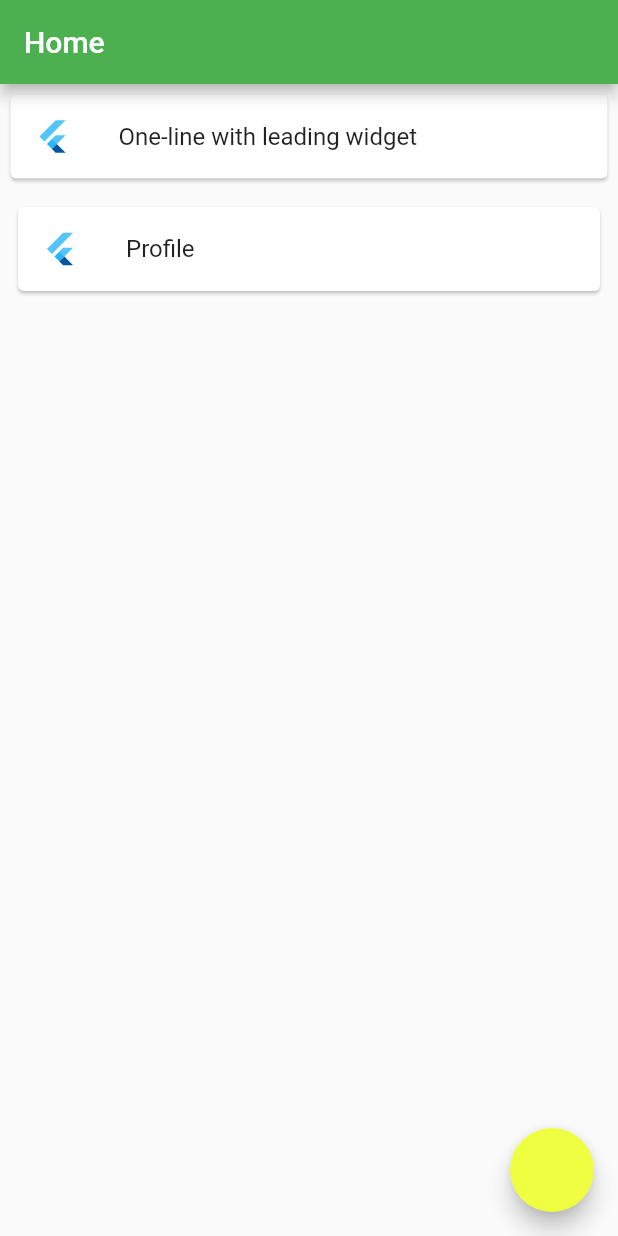
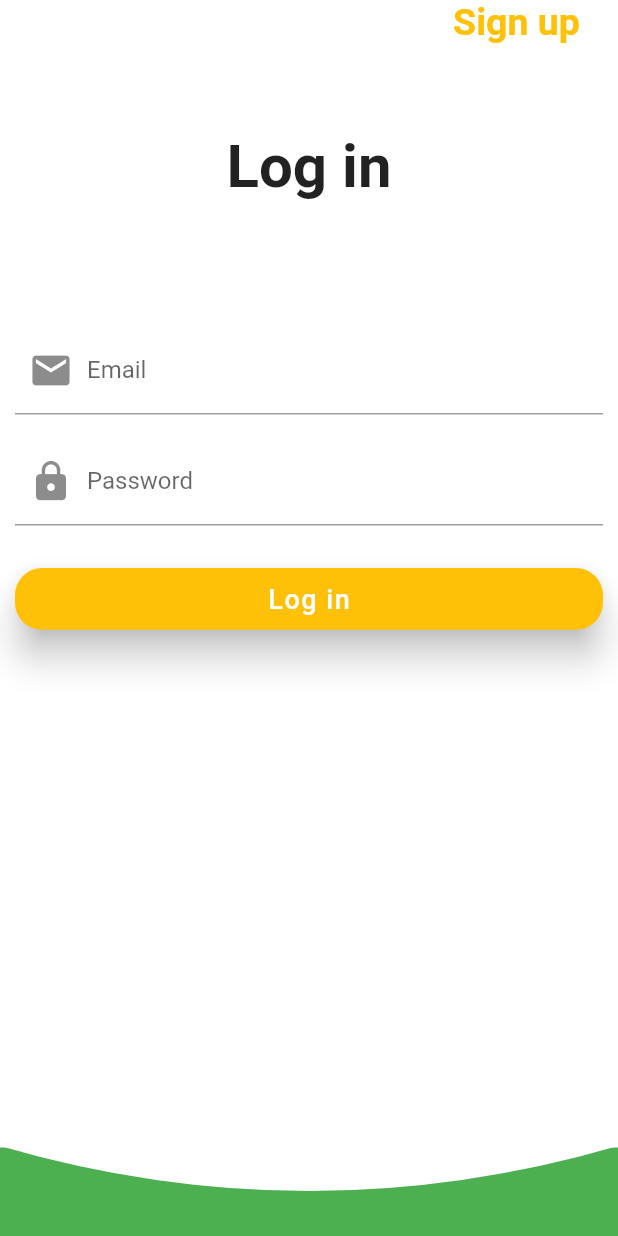
Before and after one commit to DavidMilai/shamba_yetu, a Flutter app: the screen it shows after launch, on a phone screen of 412 x 824 dp. Run offline on Flutter 3.47's test engine with Material 2 defaults, Android fonts, the phone set to English and light mode, and no system bars; our stand-ins replace google_maps_flutter.

Commit message:
Login and register screens

```diff
--- a/lib/main.dart
+++ b/lib/main.dart
@@ -1,5 +1,7 @@
 import 'package:flutter/material.dart';
 import 'pages/home.dart';
+import 'package:flutter/services.dart';
+import 'package:vegymarket/pages/login_screen.dart';
 
 void main() => runApp(MyApp());
 
@@ -7,13 +9,20 @@ class MyApp extends StatelessWidget {
   // This widget is the root of your application.
   @override
   Widget build(BuildContext context) {
+    SystemChrome.setSystemUIOverlayStyle(SystemUiOverlayStyle(
+      statusBarColor: Colors.green,
+    ));
     return MaterialApp(
       title: 'Flutter Demo',
       theme: ThemeData(
         primarySwatch: Colors.green,
         accentColor: Colors.limeAccent,
       ),
-      home: Home(),
+      initialRoute: '/',
+      routes: {
+        '/': (context) => LoginScreen(),
+        '/home': (context) => Home(),
+      },
       debugShowCheckedModeBanner: false,
     );
   }
--- /dev/null
+++ b/lib/pages/login_screen.dart
@@ -0,0 +1,127 @@
+import 'package:flutter/cupertino.dart';
+import 'package:flutter/material.dart';
+import 'register_screen.dart';
+
+class LoginScreen extends StatefulWidget {
+  @override
+  _LoginScreenState createState() => _LoginScreenState();
+}
+
+class _LoginScreenState extends State<LoginScreen> {
+  @override
+  Widget build(BuildContext context) {
+    Size size = MediaQuery.of(context).size;
+    return Scaffold(
+      backgroundColor: Colors.white,
+      body: SafeArea(
+        child: Stack(
+          children: [
+            Padding(
+              padding: EdgeInsets.only(left: 10, right: 10),
+              child: ListView(
+                children: [
+                  Align(
+                    alignment: Alignment(0.9, 0),
+                    child: GestureDetector(
+                      onTap: () {
+                        Navigator.push(
+                          context,
+                          MaterialPageRoute(
+                            builder: (context) => RegisterScreen(),
+                          ),
+                        );
+                      },
+                      child: Text(
+                        'Sign up',
+                        style: TextStyle(
+                            fontSize: 25,
+                            color: Colors.amber,
+                            fontWeight: FontWeight.bold),
+                      ),
+                    ),
+                  ),
+                  SizedBox(height: size.width / 7),
+                  Center(
+                    child: Text(
+                      'Log in',
+                      style:
+                          TextStyle(fontSize: 40, fontWeight: FontWeight.bold),
+                    ),
+                  ),
+                  SizedBox(height: size.width / 5),
+                  TextField(
+                    decoration: InputDecoration(
+                        prefixIcon: Icon(
+                          Icons.email,
+                          size: 30,
+                        ),
+                        labelText: 'Email'),
+                  ),
+                  SizedBox(height: 15),
+                  TextField(
+                    decoration: InputDecoration(
+                        prefixIcon: Icon(
+                          Icons.lock,
+                          size: 30,
+                        ),
+                        labelText: 'Password'),
+                  ),
+                  SizedBox(height: 25),
+                  MaterialButton(
+                      color: Colors.amber,
+                      minWidth: 250,
+                      elevation: 10,
+                      height: size.width / 10,
+                      child: Text(
+                        'Log in',
+                        style: TextStyle(
+                            color: Colors.white,
+                            letterSpacing: 1,
+                            fontSize: 18),
+                      ),
+                      shape: RoundedRectangleBorder(
+                        borderRadius: BorderRadius.circular(18.0),
+                      ),
+                      onPressed: () {
+                        Navigator.popAndPushNamed(context, '/home');
+                      }),
+                ],
+              ),
+            ),
+            Align(
+              alignment: Alignment.bottomCenter,
+              child: Container(
+                height: 59,
+                color: Colors.green,
+              ),
+            ),
+            Align(
+              alignment: Alignment.bottomCenter,
+              child: ClipPath(
+                clipper: MyClipper(),
+                child: Container(
+                  height: 60,
+                  color: Colors.white,
+                ),
+              ),
+            ),
+          ],
+        ),
+      ),
+    );
+  }
+}
+
+class MyClipper extends CustomClipper<Path> {
+  @override
+  Path getClip(Size size) {
+    var path = new Path();
+    path.quadraticBezierTo(size.width / 2, size.height, size.width, 0);
+    path.lineTo(size.width, 0);
+    path.close();
+    return path;
+  }
+
+  @override
+  bool shouldReclip(CustomClipper<Path> oldClipper) => false;
+}
```
Also changed, not shown: lib/pages/profile.dart (+5 -7 lines), lib/pages/register_screen.dart (added, +140 -0 lines).
